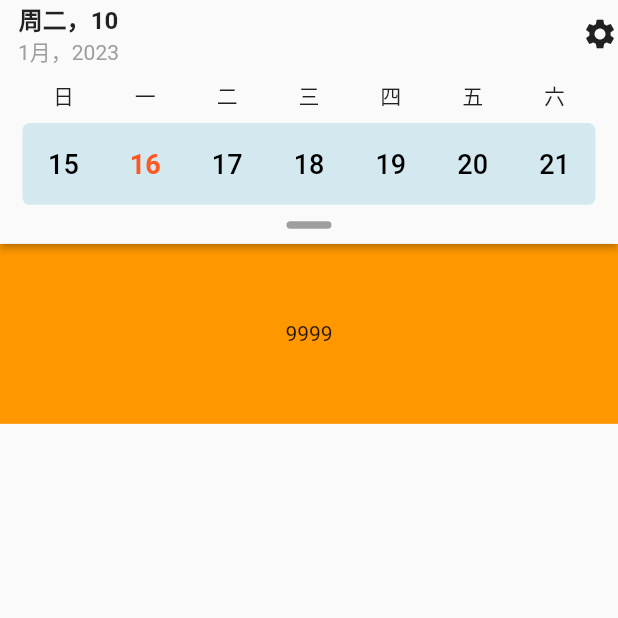
After one commit to lemos1235/walden, a Flutter app: the screen it shows after launch, on a phone screen of 412 x 824 dp, the top half of it. The commit adds this screen. Run offline on Flutter 3.47's test engine with Material 2 defaults, Android fonts, the phone set to English and light mode, and no system bars.

Commit message:
Add size widget

```diff
--- a/lib/calendar/calendar_bar.dart
+++ b/lib/calendar/calendar_bar.dart
@@ -5,6 +5,7 @@
 import 'package:flutter/cupertino.dart';
 import 'package:flutter/material.dart';
 import 'package:intl/intl.dart';
+import 'package:walden/widgets/size_widget.dart';
 import 'package:walden/widgets/sliding_panel.dart';
 
 enum CalendarMode { yearAndMonth, date }
@@ -121,7 +122,6 @@ class _CalendarBarState extends State<CalendarBar> {
                 color: Color(0xffd3e9ef),
                 borderRadius: BorderRadius.circular(5),
               ),
-              height: (MediaQuery.of(context).size.width - 30) / 7,
               child: _buildWeekDaysBar(),
             ),
           ),
@@ -162,8 +162,7 @@ class _CalendarBarState extends State<CalendarBar> {
 
   /// 索引周日期选择
   Widget _buildWeekDaysBar() {
-    return PageView.builder(
-      controller: _weeksPc,
+    return TestSizeItemBuilderWidget(
       itemBuilder: (context, index) {
         final firstDay = getWeeksFirstDay(index);
         List<Widget> listUI = [];
@@ -179,6 +178,15 @@ class _CalendarBarState extends State<CalendarBar> {
           crossAxisAlignment: CrossAxisAlignment.center,
           mainAxisSize: MainAxisSize.min,
           children: listUI,
+        );
+      },
+      builder: (BuildContext context, IndexedWidgetBuilder itemBuilder, Size itemSize) {
+        return SizedBox.fromSize(
+          size: itemSize,
+          child: PageView.builder(
+            controller: _weeksPc,
+            itemBuilder: itemBuilder,
+          ),
         );
       },
     );
--- a/lib/pages/home_page.dart
+++ b/lib/pages/home_page.dart
@@ -4,6 +4,7 @@
 //
 import 'package:flutter/material.dart';
 import 'package:walden/calendar/calendar_bar.dart';
+import 'package:walden/widgets/size_widget.dart';
 
 class HomePage extends StatefulWidget {
   const HomePage({super.key});
@@ -18,10 +19,12 @@ class _HomePageState extends State<HomePage> {
   @override
   Widget build(BuildContext context) {
     return Scaffold(
-      body: Stack(
+      body: TestSizeWidget(
+        builder: (BuildContext context, Widget child, Size childSize) {
+          return Stack(
             children: [
               Padding(
-            padding: EdgeInsets.only(top: 106 + MediaQuery.of(context).padding.top + (MediaQuery.of(context).size.width - 30) / 7.0),
+                padding: EdgeInsets.only(top: childSize.height),
                 child: ListView(
                   padding: EdgeInsets.zero,
                   children: [
@@ -34,7 +37,11 @@ class _HomePageState extends State<HomePage> {
                   ],
                 ),
               ),
-          Material(
+              child,
+            ],
+          );
+        },
+        child: Material(
           elevation: 2,
           child: Column(
             mainAxisSize: MainAxisSize.min,
@@ -44,7 +51,6 @@ class _HomePageState extends State<HomePage> {
             ],
           ),
         ),
-        ],
       ),
     );
   }
--- /dev/null
+++ b/lib/widgets/size_widget.dart
@@ -0,0 +1,84 @@
+import 'package:flutter/material.dart';
+import 'package:walden/widgets/size_reporting.dart';
+
+typedef TestSizeBuilder = Widget Function(BuildContext context, Widget child, Size childSize);
+
+class TestSizeWidget extends StatefulWidget {
+  const TestSizeWidget({Key? key, required this.child, required this.builder, this.useScreenSize = false})
+      : super(key: key);
+
+  final Widget child;
+
+  final TestSizeBuilder builder;
+
+  final bool useScreenSize;
+
+  @override
+  State<TestSizeWidget> createState() => _TestSizeWidgetState();
+}
+
+class _TestSizeWidgetState extends State<TestSizeWidget> {
+  Size? _childSize;
+
+  @override
+  Widget build(BuildContext context) {
+    final screenSize = MediaQuery.of(context).size;
+    if (_childSize != null) {
+      return widget.builder(context, widget.child, _childSize!);
+    }
+    final sizedReporting = SizeReportingWidget(
+      onSizeChange: (Size childSize) {
+        setState(() {
+          _childSize = childSize;
+        });
+      },
+      child: widget.child,
+    );
+    if (widget.useScreenSize) {
+      return OverflowBox(
+        maxHeight: screenSize.height,
+        maxWidth: screenSize.width,
+        minHeight: 0,
+        minWidth: 0,
+        child: sizedReporting,
+      );
+    } else {
+      return sizedReporting;
+    }
+  }
+}
+
+typedef TestSizeItemBuilderBuilder = Widget Function(
+    BuildContext context, IndexedWidgetBuilder itemBuilder, Size itemSize);
+
+class TestSizeItemBuilderWidget extends StatefulWidget {
+  const TestSizeItemBuilderWidget(
+      {Key? key, required this.builder, required this.itemBuilder, this.itemInitialIndex = 0})
+      : super(key: key);
+
+  final TestSizeItemBuilderBuilder builder;
+
+  final IndexedWidgetBuilder itemBuilder;
+
+  final int itemInitialIndex;
+
+  @override
+  State<TestSizeItemBuilderWidget> createState() => _TestSizeItemBuilderWidgetState();
+}
+
+class _TestSizeItemBuilderWidgetState extends State<TestSizeItemBuilderWidget> {
+  Size? _childSize;
+
+  @override
+  Widget build(BuildContext context) {
+    return _childSize == null
+        ? SizeReportingWidget(
+            child: widget.itemBuilder(context, widget.itemInitialIndex),
+            onSizeChange: (Size childSize) {
+              setState(() {
+                _childSize = childSize;
+              });
+            })
+        : widget.builder(context, widget.itemBuilder, _childSize!);
+  }
+}
```
Lines whose indentation alone changed are shown as unchanged.
